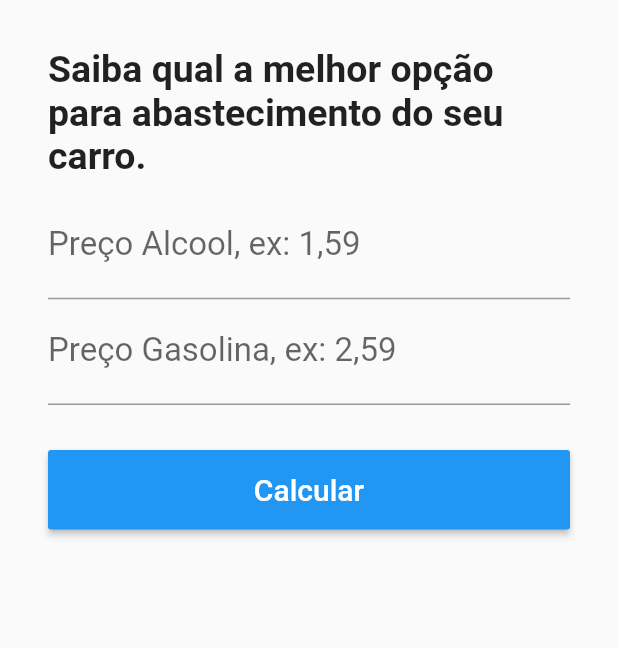
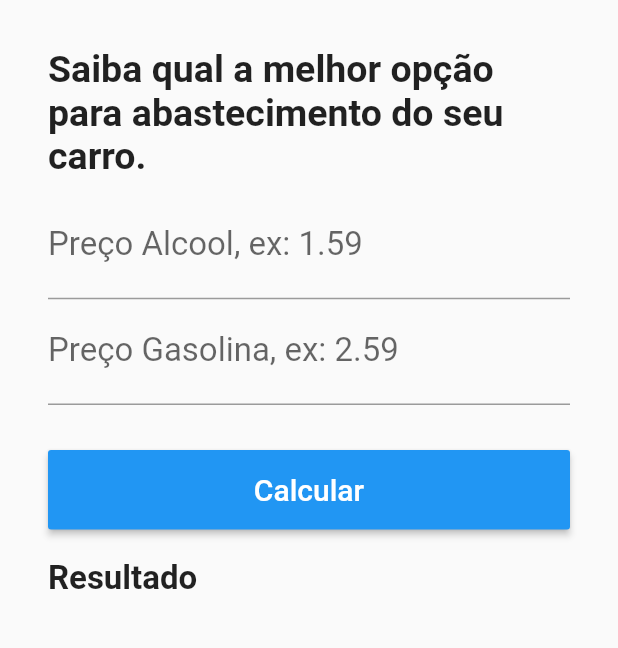
Before and after one commit to danielfb88/alcool_gasolina, a Flutter app: the screen it shows after launch, on a phone screen of 412 x 824 dp, the part 268-916 px from its top. Run offline on Flutter 3.47's test engine with Material 2 defaults, Android fonts, the phone set to English and light mode, and no system bars.

```diff
--- a/lib/Home.dart
+++ b/lib/Home.dart
@@ -17,6 +17,7 @@ class _HomeState extends State<Home> {
         backgroundColor: Colors.blue,
       ),
       body: Container(
+        child: SingleChildScrollView(
           padding: EdgeInsets.all(32),
           child: Column(
             crossAxisAlignment: CrossAxisAlignment.stretch,
@@ -38,7 +39,7 @@ class _HomeState extends State<Home> {
               TextField(
                 keyboardType: TextInputType.number,
                 decoration: InputDecoration(
-                labelText: "Preço Alcool, ex: 1,59"
+                    labelText: "Preço Alcool, ex: 1.59"
                 ),
                 style: TextStyle(
                     fontSize: 22
@@ -48,7 +49,7 @@ class _HomeState extends State<Home> {
               TextField(
                 keyboardType: TextInputType.number,
                 decoration: InputDecoration(
-                  labelText: "Preço Gasolina, ex: 2,59"
+                    labelText: "Preço Gasolina, ex: 2.59"
                 ),
                 style: TextStyle(
                     fontSize: 22
@@ -71,8 +72,19 @@ class _HomeState extends State<Home> {
 
                   },
                 ),
-            )
+              ),
+              Padding(
+                padding: EdgeInsets.only(top: 20),
+                child: Text(
+                  "Resultado",
+                  style: TextStyle(
+                      fontSize: 22,
+                      fontWeight: FontWeight.bold
+                  ),
+                ),
+              ),
             ],
+          ),
         ),
       ),
 
```
Lines whose indentation alone changed are shown as unchanged.
